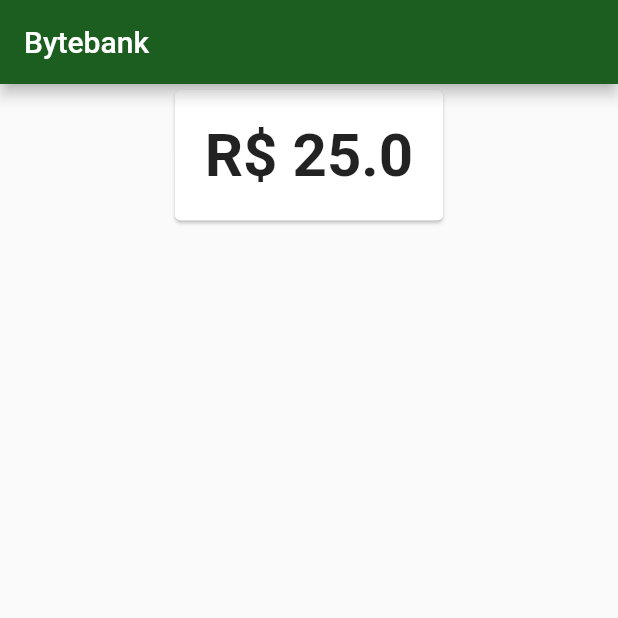
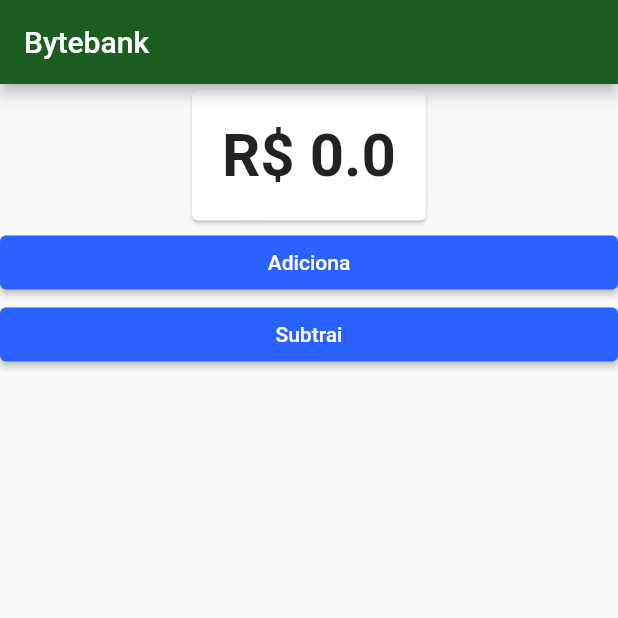
Before and after one commit to wallaceneto/Bytebank, a Flutter app: the screen it shows after launch, on a phone screen of 412 x 824 dp, the top half of it. Run offline on Flutter 3.47's test engine with Material 2 defaults, Android fonts, the phone set to English and light mode, and no system bars.

```diff
--- a/lib/main.dart
+++ b/lib/main.dart
@@ -1,7 +1,12 @@
+import 'package:bytebank2/models/saldo.dart';
 import 'package:bytebank2/screens/dashboard/dasboard.dart';
 import 'package:flutter/material.dart';
+import 'package:provider/provider.dart';
 
-void main() => runApp(BytebankApp());
+void main() => runApp(ChangeNotifierProvider(
+      create: (context) => Saldo(0),
+      child: BytebankApp(),
+    ));
 
 class BytebankApp extends StatelessWidget {
   @override
--- a/lib/models/saldo.dart
+++ b/lib/models/saldo.dart
@@ -1,7 +1,19 @@
-class Saldo {
-  final double valor;
+import 'package:flutter/material.dart';
+
+class Saldo extends ChangeNotifier {
+  double valor;
 
   Saldo(this.valor);
+
+  void adiciona(double valor) {
+    this.valor += valor;
+    notifyListeners();
+  }
+
+  void subtrai(double valor) {
+    this.valor -= valor;
+    notifyListeners();
+  }
 
   @override
   String toString() {
--- a/lib/screens/dashboard/dasboard.dart
+++ b/lib/screens/dashboard/dasboard.dart
@@ -1,6 +1,7 @@
 import 'package:bytebank2/models/saldo.dart';
 import 'package:bytebank2/screens/dashboard/saldo.dart';
 import 'package:flutter/material.dart';
+import 'package:provider/provider.dart';
 
 final String _dashboardTitle = 'Bytebank';
 
@@ -11,9 +12,33 @@ class Dashboard extends StatelessWidget {
       appBar: AppBar(
         title: Text(_dashboardTitle),
       ),
-      body: Align(
-        alignment: Alignment.topCenter,
-        child: SaldoCard(Saldo(25.0)),
+      body: ListView(
+        children: <Widget>[
+          Align(
+            alignment: Alignment.topCenter,
+            child: SaldoCard(),
+          ),
+          Consumer<Saldo>(
+            builder: (context, saldo, child) {
+              return RaisedButton(
+                child: Text('Adiciona'),
+                onPressed: () {
+                  saldo.adiciona(10);
+                },
+              );
+            },
+          ),
+          Consumer<Saldo>(
+            builder: (context, saldo, child) {
+              return RaisedButton(
+                child: Text('Subtrai'),
+                onPressed: () {
+                  saldo.subtrai(10);
+                },
+              );
+            },
+          ),
+        ],
       ),
     );
   }
--- a/lib/screens/dashboard/saldo.dart
+++ b/lib/screens/dashboard/saldo.dart
@@ -1,23 +1,24 @@
 import 'package:bytebank2/models/saldo.dart';
 import 'package:flutter/material.dart';
+import 'package:provider/provider.dart';
 
 class SaldoCard extends StatelessWidget {
-  final Saldo saldo;
-
-  SaldoCard(this.saldo);
-
   @override
   Widget build(BuildContext context) {
     return Card(
       child: Padding(
         padding: EdgeInsets.all(20.0),
-        child: Text(
-          saldo.toString(),
-          textAlign: TextAlign.center,
-          style: TextStyle(
-            fontSize: 40,
-            fontWeight: FontWeight.bold,
-          ),
+        child: Consumer<Saldo>(
+          builder: (context, valor, child) {
+            return Text(
+              valor.toString(),
+              textAlign: TextAlign.center,
+              style: TextStyle(
+                fontSize: 40,
+                fontWeight: FontWeight.bold,
+              ),
+            );
+          },
         ),
       ),
     );
--- a/pubspec.yaml
+++ b/pubspec.yaml
@@ -28,6 +28,7 @@ dependencies:
   # The following adds the Cupertino Icons font to your application.
   # Use with the CupertinoIcons class for iOS style icons.
   cupertino_icons: ^1.0.0
+  provider: ^4.0.0
 
 dev_dependencies:
   flutter_test:
```
Also changed, not shown: pubspec.lock.
